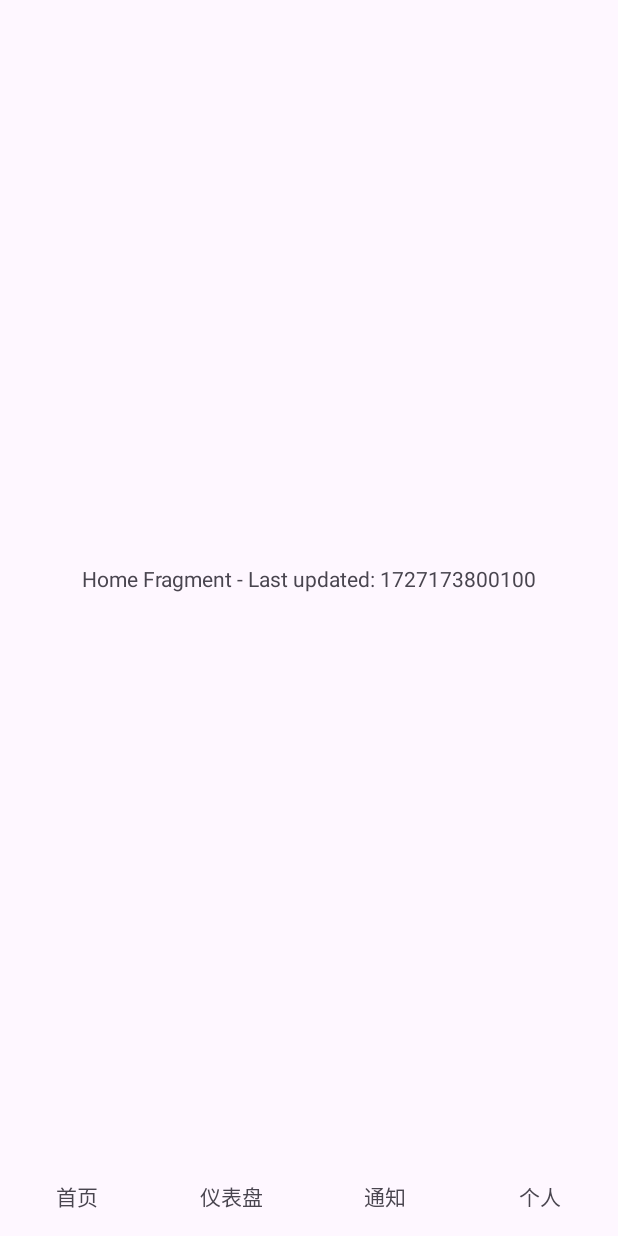
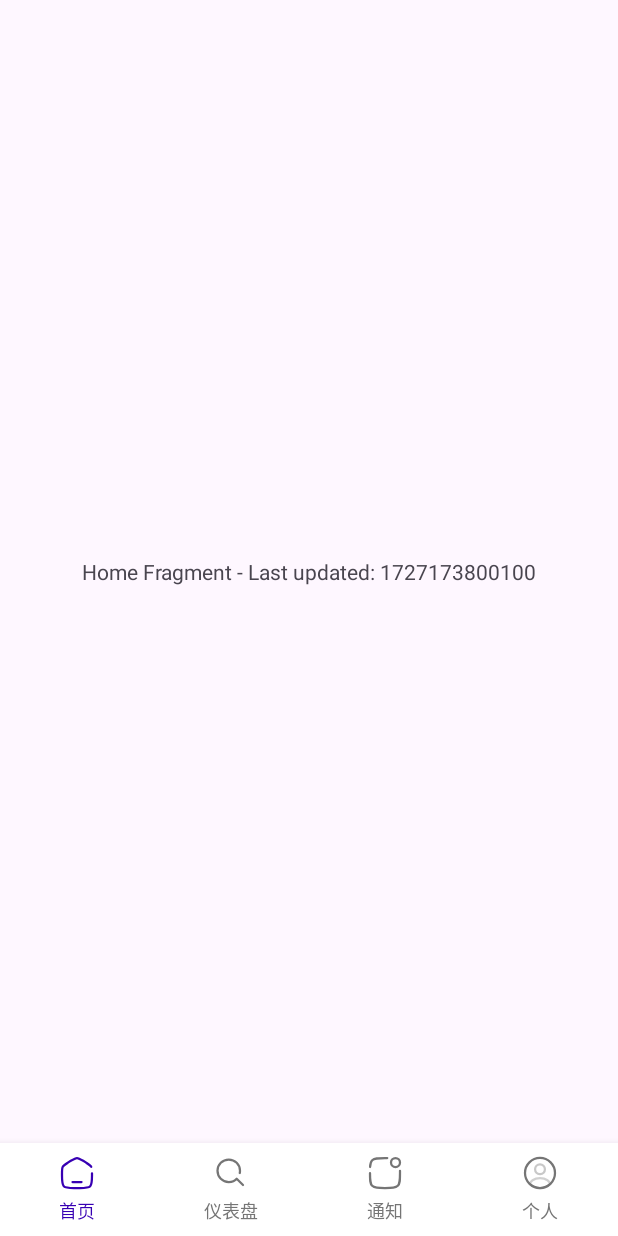
Before and after one commit to caojiying002/ActivityWith4Tabs, an Android app: the screen it shows after launch (MainActivity), on a phone screen of 412 x 824 dp. Run offline under Robolectric (Android 15) with nearby library versions, the phone set to English and light mode, and no system bars.

Commit message:
UI美化：Tab栏增加图片和选中状态展示

```diff
--- a/app/src/main/java/com/example/activitywith4tabs/MainActivity.kt
+++ b/app/src/main/java/com/example/activitywith4tabs/MainActivity.kt
@@ -1,26 +1,31 @@
 package com.example.activitywith4tabs
 
+import android.annotation.SuppressLint
 import android.os.Bundle
+import android.view.View
+import android.widget.ImageView
 import androidx.activity.enableEdgeToEdge
 import androidx.appcompat.app.AppCompatActivity
 import androidx.core.view.ViewCompat
 import androidx.core.view.WindowInsetsCompat
-import android.widget.LinearLayout
 import android.widget.TextView
+import androidx.core.content.ContextCompat
 import androidx.fragment.app.Fragment
 import androidx.lifecycle.Lifecycle
 
 class MainActivity : AppCompatActivity() {
 
-    private lateinit var tabHome: TextView
-    private lateinit var tabDashboard: TextView
-    private lateinit var tabNotifications: TextView
-    private lateinit var tabProfile: TextView
+    private lateinit var tabHome: View
+    private lateinit var tabDashboard: View
+    private lateinit var tabNotifications: View
+    private lateinit var tabProfile: View
 
     private var homeFragment: Fragment? = null
     private var dashboardFragment: Fragment? = null
     private var notificationsFragment: Fragment? = null
     private var profileFragment: Fragment? = null
+
+    private var currentTabTag: String = TAG_HOME
 
     companion object {
         // Fragment tags
@@ -29,6 +34,9 @@ class MainActivity : AppCompatActivity() {
         private const val TAG_DASHBOARD = "${TAG_PREFIX}DASHBOARD"
         private const val TAG_NOTIFICATIONS = "${TAG_PREFIX}NOTIFICATIONS"
         private const val TAG_PROFILE = "${TAG_PREFIX}PROFILE"
+
+        // Saved instance state keys
+        private const val KEY_CURRENT_TAB = "CURRENT_TAB"
     }
 
     override fun onCreate(savedInstanceState: Bundle?) {
@@ -48,16 +56,49 @@ class MainActivity : AppCompatActivity() {
 
         setupTabs()
 
-        if (savedInstanceState == null) {
-            loadFragment(TAG_HOME)
+        // 从 savedInstanceState 恢复当前选中的 Tab，或使用默认值
+        currentTabTag = savedInstanceState?.getString(KEY_CURRENT_TAB) ?: TAG_HOME
+        // 加载相应的 Fragment 并更新 Tab 状态
+        loadFragment(currentTabTag)
+        updateTabStates(currentTabTag)
+    }
+
+    override fun onSaveInstanceState(outState: Bundle) {
+        super.onSaveInstanceState(outState)
+        // 保存当前选中的 Tab
+        outState.putString(KEY_CURRENT_TAB, currentTabTag)
+    }
+
+    private fun setupTabs() {
+        setupTab(tabHome, R.drawable.ic_home, "首页", TAG_HOME)
+        setupTab(tabDashboard, R.drawable.ic_search, "仪表盘", TAG_DASHBOARD)
+        setupTab(tabNotifications, R.drawable.ic_notification, "通知", TAG_NOTIFICATIONS)
+        setupTab(tabProfile, R.drawable.ic_profile, "个人", TAG_PROFILE)
+    }
+
+    private fun setupTab(tabView: View, iconResId: Int, text: String, tag: String) {
+        tabView.findViewById<ImageView>(R.id.tabIcon).setImageResource(iconResId)
+        tabView.findViewById<TextView>(R.id.tabText).text = text
+        tabView.setOnClickListener {
+            loadFragment(tag)
+            updateTabStates(tag)
         }
     }
 
-    private fun setupTabs() {
-        tabHome.setOnClickListener { loadFragment(TAG_HOME) }
-        tabDashboard.setOnClickListener { loadFragment(TAG_DASHBOARD) }
-        tabNotifications.setOnClickListener { loadFragment(TAG_NOTIFICATIONS) }
-        tabProfile.setOnClickListener { loadFragment(TAG_PROFILE) }
+    private fun updateTabStates(selectedTag: String) {
+        updateTabState(tabHome, selectedTag == TAG_HOME)
+        updateTabState(tabDashboard, selectedTag == TAG_DASHBOARD)
+        updateTabState(tabNotifications, selectedTag == TAG_NOTIFICATIONS)
+        updateTabState(tabProfile, selectedTag == TAG_PROFILE)
+        currentTabTag = selectedTag
+    }
+
+    @SuppressLint("ResourceType")
+    private fun updateTabState(tabView: View, isSelected: Boolean) {
+        val colorStateList = ContextCompat.getColorStateList(this, R.drawable.tab_color_selector)
+        tabView.isSelected = isSelected
+        tabView.findViewById<ImageView>(R.id.tabIcon).imageTintList = colorStateList
+        tabView.findViewById<TextView>(R.id.tabText).setTextColor(colorStateList)
     }
 
     private fun loadFragment(tag: String) {
--- /dev/null
+++ b/app/src/main/res/drawable/ic_home.xml
@@ -0,0 +1,7 @@
+<vector xmlns:android="http://schemas.android.com/apk/res/android" android:height="48dp" android:viewportHeight="24" android:viewportWidth="24" android:width="48dp">
+
+    <path android:fillColor="#00000000" android:pathData="M22,12.204V13.725C22,17.626 22,19.576 20.828,20.788C19.657,22 17.771,22 14,22H10C6.229,22 4.343,22 3.172,20.788C2,19.576 2,17.626 2,13.725V12.204C2,9.915 2,8.771 2.519,7.823C3.038,6.874 3.987,6.286 5.884,5.108L7.884,3.867C9.889,2.622 10.892,2 12,2C13.108,2 14.111,2.622 16.116,3.867L18.116,5.108C20.013,6.286 20.962,6.874 21.481,7.823" android:strokeColor="#1C274C" android:strokeLineCap="round" android:strokeWidth="1.5"/>
+
+    <path android:fillColor="#00000000" android:pathData="M15,18H9" android:strokeColor="#1C274C" android:strokeLineCap="round" android:strokeWidth="1.5"/>
+
+</vector>
--- /dev/null
+++ b/app/src/main/res/drawable/ic_notification.xml
@@ -0,0 +1,7 @@
+<vector xmlns:android="http://schemas.android.com/apk/res/android" android:height="48dp" android:viewportHeight="24" android:viewportWidth="24" android:width="48dp">
+
+    <path android:fillColor="#00000000" android:pathData="M2,12C2,16.714 2,19.071 3.464,20.535C4.929,22 7.286,22 12,22C16.714,22 19.071,22 20.535,20.535C22,19.071 22,16.714 22,12V10.5M13.5,2H12C7.286,2 4.929,2 3.464,3.464C2.491,4.438 2.164,5.807 2.055,8" android:strokeColor="#1C274C" android:strokeLineCap="round" android:strokeWidth="1.5"/>
+
+    <path android:fillColor="#00000000" android:pathData="M19,5m-3,0a3,3 0,1 1,6 0a3,3 0,1 1,-6 0" android:strokeColor="#1C274C" android:strokeWidth="1.5"/>
+
+</vector>
--- /dev/null
+++ b/app/src/main/res/drawable/ic_profile.xml
@@ -0,0 +1,9 @@
+<vector xmlns:android="http://schemas.android.com/apk/res/android" android:height="48dp" android:viewportHeight="24" android:viewportWidth="24" android:width="48dp">
+
+    <path android:fillAlpha="0.4" android:fillColor="#00000000" android:pathData="M12.121,12.78C12.051,12.77 11.961,12.77 11.881,12.78C10.121,12.72 8.721,11.28 8.721,9.51C8.721,7.7 10.181,6.23 12.001,6.23C13.811,6.23 15.281,7.7 15.281,9.51C15.271,11.28 13.881,12.72 12.121,12.78Z" android:strokeAlpha="0.4" android:strokeColor="#292D32" android:strokeLineCap="round" android:strokeLineJoin="round" android:strokeWidth="1.5"/>
+
+    <path android:fillAlpha="0.34" android:fillColor="#00000000" android:pathData="M18.74,19.38C16.96,21.01 14.6,22 12,22C9.4,22 7.04,21.01 5.26,19.38C5.36,18.44 5.96,17.52 7.03,16.8C9.77,14.98 14.25,14.98 16.97,16.8C18.04,17.52 18.64,18.44 18.74,19.38Z" android:strokeAlpha="0.34" android:strokeColor="#292D32" android:strokeLineCap="round" android:strokeLineJoin="round" android:strokeWidth="1.5"/>
+
+    <path android:fillColor="#00000000" android:pathData="M12,22C17.523,22 22,17.523 22,12C22,6.477 17.523,2 12,2C6.477,2 2,6.477 2,12C2,17.523 6.477,22 12,22Z" android:strokeColor="#292D32" android:strokeLineCap="round" android:strokeLineJoin="round" android:strokeWidth="1.5"/>
+
+</vector>
--- /dev/null
+++ b/app/src/main/res/drawable/ic_search.xml
@@ -0,0 +1,5 @@
+<vector xmlns:android="http://schemas.android.com/apk/res/android" android:height="48dp" android:viewportHeight="24" android:viewportWidth="24" android:width="48dp">
+
+    <path android:fillColor="#00000000" android:pathData="M20,20L15.803,15.803C15.803,15.803 14,18 10.5,18C6.358,18 3,14.642 3,10.5C3,6.358 6.358,3 10.5,3C14.642,3 18,6.358 18,10.5C18,11.014 17.948,11.515 17.85,12" android:strokeColor="#000000" android:strokeLineCap="round" android:strokeLineJoin="round" android:strokeWidth="1.5"/>
+
+</vector>
--- /dev/null
+++ b/app/src/main/res/drawable/tab_color_selector.xml
@@ -0,0 +1,5 @@
+<?xml version="1.0" encoding="utf-8"?>
+<selector xmlns:android="http://schemas.android.com/apk/res/android">
+    <item android:color="#3700B3" android:state_selected="true" />
+    <item android:color="#757575" />
+</selector>
--- a/app/src/main/res/layout/activity_main.xml
+++ b/app/src/main/res/layout/activity_main.xml
@@ -10,55 +10,49 @@
         android:id="@+id/fragmentContainer"
         android:layout_width="0dp"
         android:layout_height="0dp"
-        app:layout_constraintBottom_toTopOf="@+id/customBottomNav"
+        app:layout_constraintBottom_toTopOf="@+id/bottomNavigation"
         app:layout_constraintEnd_toEndOf="parent"
         app:layout_constraintStart_toStartOf="parent"
         app:layout_constraintTop_toTopOf="parent" />
 
     <LinearLayout
-        android:id="@+id/customBottomNav"
+        android:id="@+id/bottomNavigation"
         android:layout_width="0dp"
         android:layout_height="wrap_content"
         android:orientation="horizontal"
+        android:background="#FFFFFF"
+        android:elevation="8dp"
         app:layout_constraintBottom_toBottomOf="parent"
         app:layout_constraintEnd_toEndOf="parent"
         app:layout_constraintStart_toStartOf="parent">
 
-        <TextView
+        <include
             android:id="@+id/tabHome"
+            layout="@layout/item_tab"
             android:layout_width="0dp"
             android:layout_height="wrap_content"
-            android:layout_weight="1"
-            android:gravity="center"
-            android:padding="16dp"
-            android:text="首页" />
+            android:layout_weight="1" />
 
-        <TextView
+        <include
             android:id="@+id/tabDashboard"
+            layout="@layout/item_tab"
             android:layout_width="0dp"
             android:layout_height="wrap_content"
-            android:layout_weight="1"
-            android:gravity="center"
-            android:padding="16dp"
-            android:text="仪表盘" />
+            android:layout_weight="1" />
 
-        <TextView
+        <include
             android:id="@+id/tabNotifications"
+            layout="@layout/item_tab"
             android:layout_width="0dp"
             android:layout_height="wrap_content"
-            android:layout_weight="1"
-            android:gravity="center"
-            android:padding="16dp"
-            android:text="通知" />
+            android:layout_weight="1" />
 
-        <TextView
+        <include
             android:id="@+id/tabProfile"
+            layout="@layout/item_tab"
             android:layout_width="0dp"
             android:layout_height="wrap_content"
-            android:layout_weight="1"
-            android:gravity="center"
-            android:padding="16dp"
-            android:text="个人" />
+            android:layout_weight="1" />
 
     </LinearLayout>
 
--- /dev/null
+++ b/app/src/main/res/layout/item_tab.xml
@@ -0,0 +1,23 @@
+<?xml version="1.0" encoding="utf-8"?>
+<LinearLayout
+    xmlns:android="http://schemas.android.com/apk/res/android"
+    android:layout_width="match_parent"
+    android:layout_height="wrap_content"
+    android:orientation="vertical"
+    android:gravity="center"
+    android:padding="8dp">
+
+    <ImageView
+        android:id="@+id/tabIcon"
+        android:layout_width="24dp"
+        android:layout_height="24dp"
+        android:contentDescription="Tab Icon" />
+
+    <TextView
+        android:id="@+id/tabText"
+        android:layout_width="wrap_content"
+        android:layout_height="wrap_content"
+        android:layout_marginTop="4dp"
+        android:textSize="12sp" />
+
+</LinearLayout>
```
